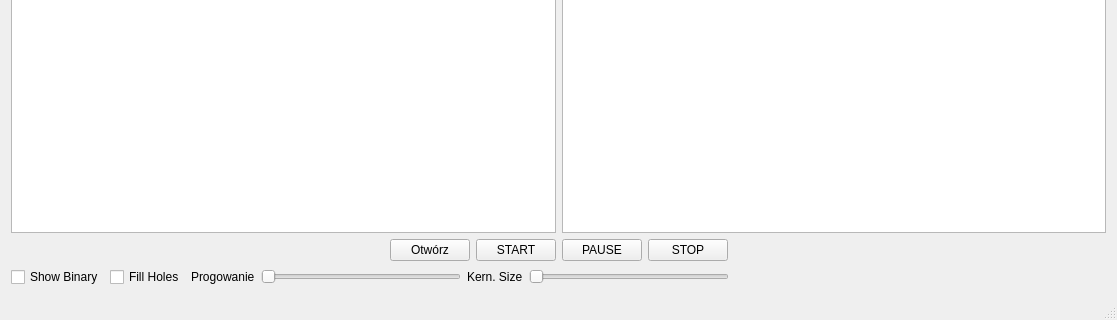
Above: mainwindow.ui from Damianeroos/Wykrywanie_Ruchomych_Obiektow before the change; both pictures show x 0 to 1117 and y 327 to 647 of the 1117 by 647 pixel window. Below: the same form after it.
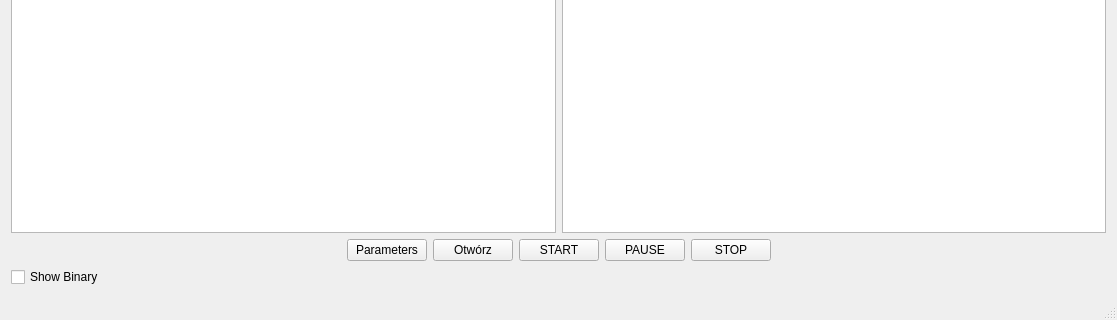
That is the form after the change.

```diff
--- a/mainwindow.ui
+++ b/mainwindow.ui
@@ -42,6 +42,13 @@
           </property>
          </spacer>
         </item>
+        <item>
+         <widget class="QPushButton" name="paramButton">
+          <property name="text">
+           <string>Parameters</string>
+          </property>
+         </widget>
+        </item>
         <item>
          <widget class="QPushButton" name="OpenFile">
           <property name="text">
@@ -94,75 +101,6 @@
           </property>
          </widget>
         </item>
-        <item>
-         <widget class="QCheckBox" name="fillHoles">
-          <property name="text">
-           <string>Fill Holes</string>
-          </property>
-         </widget>
-        </item>
-        <item>
-         <widget class="QLabel" name="label">
-          <property name="text">
-           <string>Progowanie</string>
-          </property>
-         </widget>
-        </item>
-        <item>
-         <widget class="QSlider" name="TreshholdSlider">
-          <property name="maximumSize">
-           <size>
-            <width>200</width>
-            <height>16777215</height>
-           </size>
-          </property>
-          <property name="maximum">
-           <number>255</number>
-          </property>
-          <property name="orientation">
-           <enum>Qt::Horizontal</enum>
-          </property>
-         </widget>
-        </item>
-        <item>
-         <widget class="QLabel" name="label_2">
-          <property name="text">
-           <string>Kern. Size</string>
-          </property>
-         </widget>
-        </item>
-        <item>
-         <widget class="QSlider" name="kernelSlider">
-          <property name="maximumSize">
-           <size>
-            <width>200</width>
-            <height>16777215</height>
-           </size>
-          </property>
-          <property name="minimum">
-           <number>0</number>
-          </property>
-          <property name="maximum">
-           <number>15</number>
-          </property>
-          <property name="orientation">
-           <enum>Qt::Horizontal</enum>
-          </property>
-         </widget>
-        </item>
-        <item>
-         <spacer name="horizontalSpacer_4">
-          <property name="orientation">
-           <enum>Qt::Horizontal</enum>
-          </property>
-          <property name="sizeHint" stdset="0">
-           <size>
-            <width>40</width>
-            <height>20</height>
-           </size>
-          </property>
-         </spacer>
-        </item>
        </layout>
       </item>
      </layout>
```
